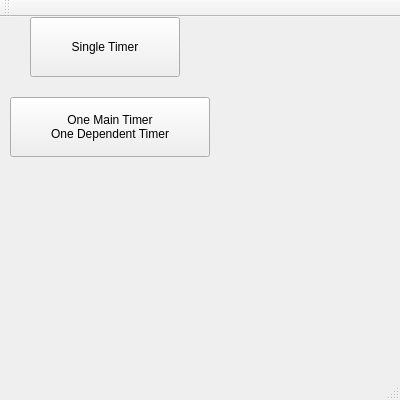
Qt form finalTimer/mainwindow.ui (tavispa/Timer_Application) before a commit.
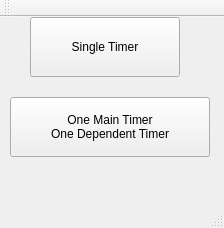
The same form after that commit.

Commit message: Fixing window sizes

Diff of the .ui file:
```diff
--- a/finalTimer/mainwindow.ui
+++ b/finalTimer/mainwindow.ui
@@ -7,14 +7,14 @@
    <rect>
     <x>0</x>
     <y>0</y>
-    <width>400</width>
-    <height>400</height>
+    <width>224</width>
+    <height>228</height>
    </rect>
   </property>
   <property name="maximumSize">
    <size>
-    <width>400</width>
-    <height>400</height>
+    <width>224</width>
+    <height>228</height>
    </size>
   </property>
   <property name="windowTitle">
```
Left out of the diff: 18 changed lines with no effect on the pictures. The commit also changes 1 other file.
